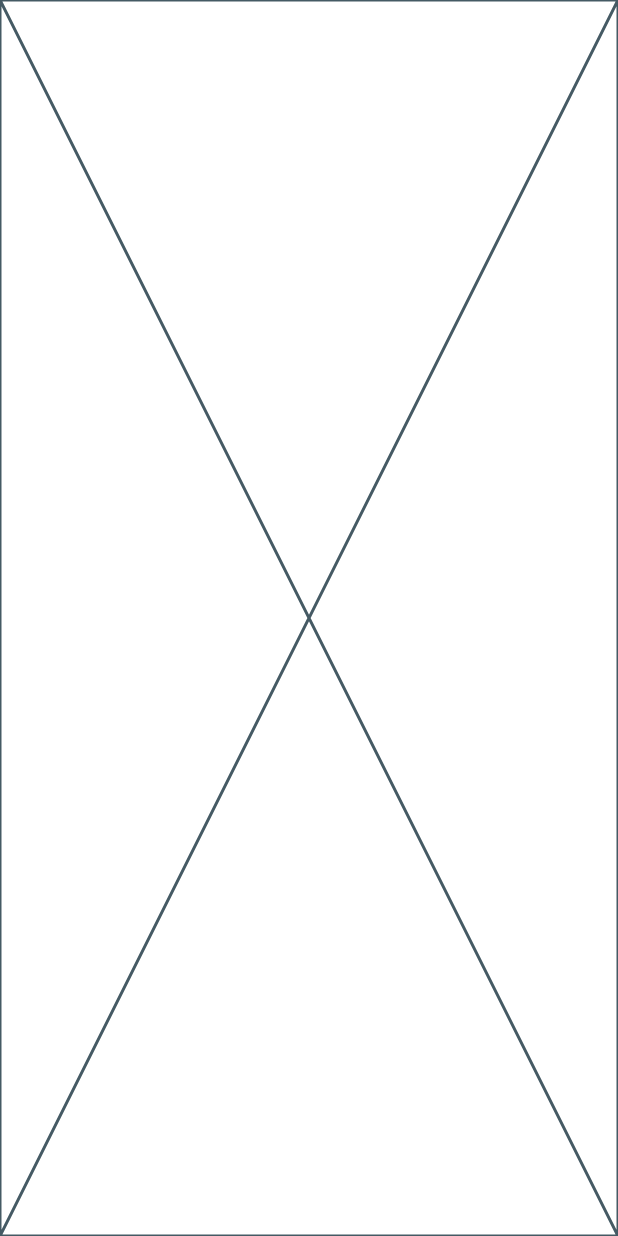
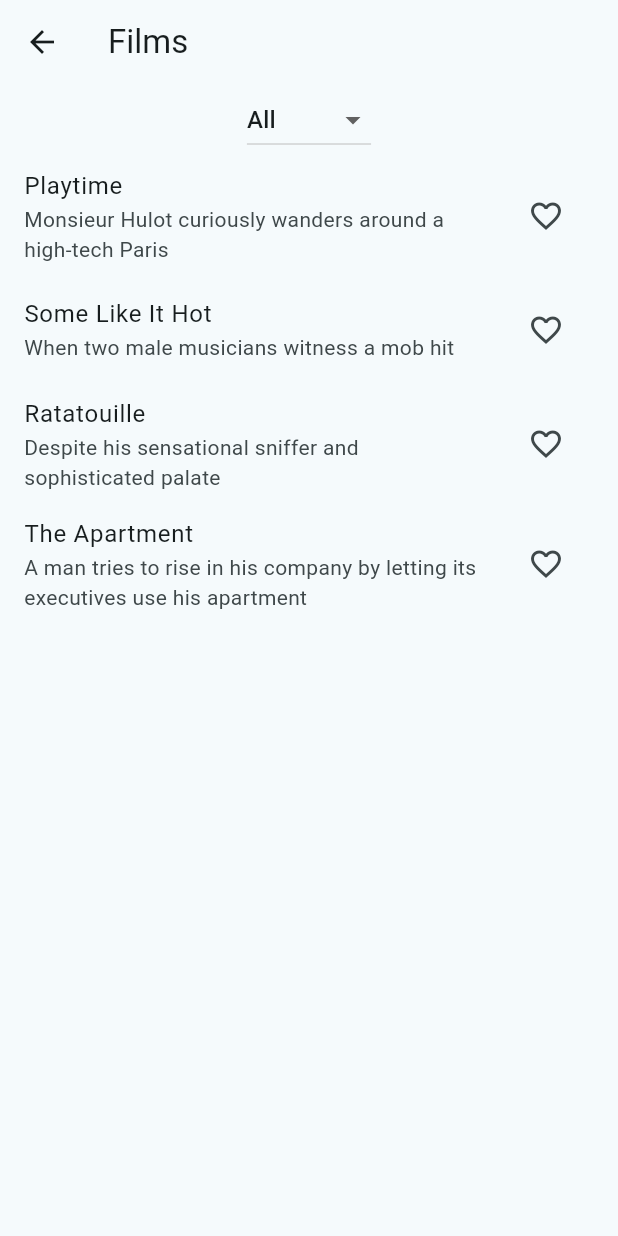
Before and after one commit to wadpas/riverpod_flutter_state, a Flutter app: the screen it shows after launch, after a tap on "Films", on a phone screen of 412 x 824 dp. Run offline on Flutter 3.47's test engine with Material 2 defaults, Android fonts, the phone set to English and light mode, and no system bars; our stand-ins replace hooks_riverpod.

Commit message:
implemented filter & main page

```diff
--- a/lib/counter/counter_page.dart
+++ b/lib/counter/counter_page.dart
@@ -33,7 +33,7 @@ class CounterPage extends ConsumerWidget {
                 final country = Country.values[index];
                 final isSelected = country == ref.watch(countryProvider);
                 return ListTile(
-                  title: Text(country.toString()),
+                  title: Text(country.toString().split('.').last),
                   trailing: isSelected ? const Icon(Icons.check) : null,
                   onTap: () =>
                       ref.read(countryProvider.notifier).state = country,
--- /dev/null
+++ b/lib/films/films_filter.dart
@@ -0,0 +1,30 @@
+import 'package:flutter/material.dart';
+import 'package:hooks_riverpod/hooks_riverpod.dart';
+import 'package:riverpod_flutter_state/films/films_state.dart';
+
+class FilmsFilter extends StatelessWidget {
+  const FilmsFilter({super.key});
+
+  @override
+  Widget build(BuildContext context) {
+    return Consumer(
+      builder: (context, ref, child) {
+        return DropdownButton(
+          value: ref.watch(favoriteStatusProvider),
+          items: FavoriteStatus.values
+              .map(
+                (fs) => DropdownMenuItem(
+                  value: fs,
+                  child: Text(
+                    fs.toString().split('.').last,
+                  ),
+                ),
+              )
+              .toList(),
+          onChanged: (FavoriteStatus? fs) =>
+              ref.read(favoriteStatusProvider.notifier).state = fs!,
+        );
+      },
+    );
+  }
+}
--- /dev/null
+++ b/lib/films/films_list.dart
@@ -0,0 +1,38 @@
+import 'package:flutter/material.dart';
+import 'package:hooks_riverpod/hooks_riverpod.dart';
+import 'package:riverpod_flutter_state/films/film_model.dart';
+import 'package:riverpod_flutter_state/films/films_state.dart';
+
+class FilmsList extends ConsumerWidget {
+  final AlwaysAliveProviderBase<Iterable<Film>> provider;
+  const FilmsList(this.provider, {super.key});
+
+  @override
+  Widget build(BuildContext context, WidgetRef ref) {
+    final films = ref.watch(provider);
+
+    return Expanded(
+      child: ListView.builder(
+        itemCount: films.length,
+        itemBuilder: (context, index) {
+          final film = films.elementAt(index);
+          final favoriteIcon = film.isFavorite
+              ? const Icon(Icons.favorite)
+              : const Icon(Icons.favorite_border);
+          return ListTile(
+            title: Text(film.name),
+            subtitle: Text(film.description),
+            trailing: IconButton(
+              icon: favoriteIcon,
+              onPressed: () {
+                ref
+                    .read(allFilmsProvider.notifier)
+                    .update(film, !film.isFavorite);
+              },
+            ),
+          );
+        },
+      ),
+    );
+  }
+}
--- a/lib/films/films_page.dart
+++ b/lib/films/films_page.dart
@@ -1,10 +1,36 @@
 import 'package:flutter/material.dart';
+import 'package:hooks_riverpod/hooks_riverpod.dart';
+import 'package:riverpod_flutter_state/films/films_filter.dart';
+import 'package:riverpod_flutter_state/films/films_list.dart';
+import 'package:riverpod_flutter_state/films/films_state.dart';
 
-class FilmsPage extends StatelessWidget {
+class FilmsPage extends ConsumerWidget {
   const FilmsPage({super.key});
 
   @override
-  Widget build(BuildContext context) {
-    return const Placeholder();
+  Widget build(BuildContext context, WidgetRef ref) {
+    return Scaffold(
+      appBar: AppBar(
+        title: const Text('Films'),
+      ),
+      body: Column(
+        children: [
+          const FilmsFilter(),
+          Consumer(
+            builder: (context, ref, child) {
+              final filter = ref.watch(favoriteStatusProvider);
+              switch (filter) {
+                case FavoriteStatus.All:
+                  return FilmsList(allFilmsProvider);
+                case FavoriteStatus.Favorite:
+                  return FilmsList(favoriteFilmsProvider);
+                case FavoriteStatus.Usual:
+                  return FilmsList(usualFilmsProvider);
+              }
+            },
+          )
+        ],
+      ),
+    );
   }
 }
--- a/lib/films/films_state.dart
+++ b/lib/films/films_state.dart
@@ -41,10 +41,10 @@ final class FilmsNotifier extends StateNotifier<List<Film>> {
   }
 }
 
-enum FavoriteStatus { all, favorite, usual }
+enum FavoriteStatus { All, Favorite, Usual }
 
 final favoriteStatusProvider = StateProvider<FavoriteStatus>(
-  (_) => FavoriteStatus.all,
+  (_) => FavoriteStatus.All,
 );
 
 final allFilmsProvider = StateNotifierProvider<FilmsNotifier, List<Film>>(
--- a/lib/main.dart
+++ b/lib/main.dart
@@ -54,6 +54,12 @@ class HomePage extends ConsumerWidget {
           children: [
             ElevatedButton(
               onPressed: () {
+                Navigator.of(context).pushNamed('/films_page');
+              },
+              child: const Text('Films'),
+            ),
+            ElevatedButton(
+              onPressed: () {
                 Navigator.of(context).pushNamed('/names_page');
               },
               child: const Text('Names'),
@@ -76,12 +82,6 @@ class HomePage extends ConsumerWidget {
               },
               child: const Text('Weather'),
             ),
-            ElevatedButton(
-              onPressed: () {
-                Navigator.of(context).pushNamed('/films_page');
-              },
-              child: const Text('Films'),
-            ),
           ],
         ),
       ),
--- a/lib/weather/weather_page.dart
+++ b/lib/weather/weather_page.dart
@@ -30,7 +30,9 @@ class WeatherPage extends ConsumerWidget {
                 final city = City.values[index];
                 final isSelected = city == ref.watch(cityProvider);
                 return ListTile(
-                  title: Text(city.toString()),
+                  title: Text(
+                    city.toString().split('.').last,
+                  ),
                   trailing: isSelected ? const Icon(Icons.check) : null,
                   onTap: () {
                     ref.read(cityProvider.notifier).state = city;
--- a/lib/weather/weather_state.dart
+++ b/lib/weather/weather_state.dart
@@ -1,6 +1,6 @@
 import 'package:hooks_riverpod/hooks_riverpod.dart';
 
-enum City { stockholm, paris, tokyo }
+enum City { Stockholm, Paris, Tokyo }
 
 typedef WeatherEmoji = String;
 
@@ -8,9 +8,9 @@ Future<WeatherEmoji> getWeather(City city) {
   return Future.delayed(
     const Duration(seconds: 1),
     () => {
-      City.stockholm: '❄️',
-      City.paris: '🌧️',
-      City.tokyo: '💨',
+      City.Stockholm: '❄️',
+      City.Paris: '🌧️',
+      City.Tokyo: '💨',
     }[city]!,
   );
 }
```
